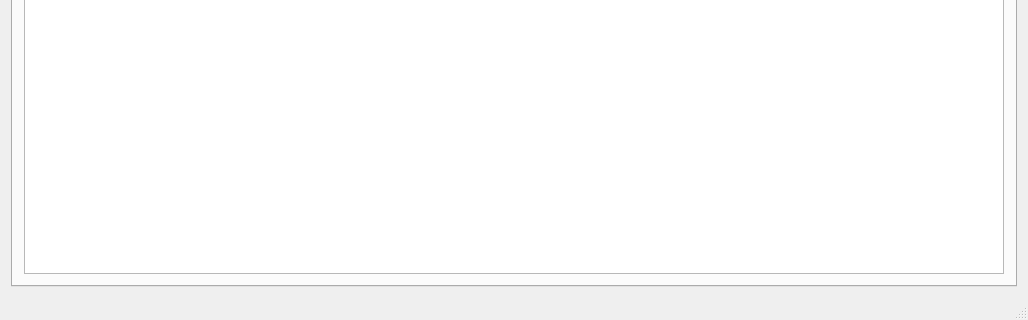
Qt form mainwindow.ui (SVRG/NMEAFile) before a commit; both pictures show x 0 to 1028 and y 207 to 527 of the 1028 by 527 pixel window.
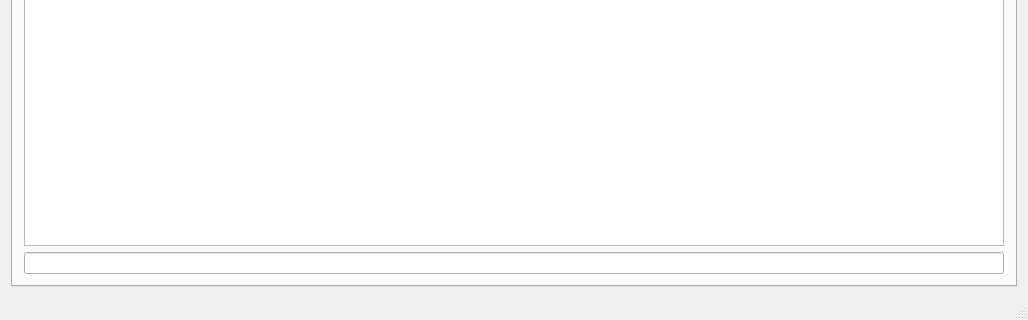
The same form after that commit. The open tabs and pages were chosen to show the change. Custom widgets are drawn as their Qt base class.

Commit message:
Command line
Добавлена командная строка во вкладке статистика и обработчик команд

The edit to the form file:
```diff
--- a/mainwindow.ui
+++ b/mainwindow.ui
@@ -20,7 +20,7 @@
      <height>469</height>
     </size>
    </property>
-   <layout class="QHBoxLayout" name="horizontalLayout">
+   <layout class="QVBoxLayout" name="verticalLayout">
     <item>
      <widget class="QTabWidget" name="tabWidget">
       <property name="currentIndex">
@@ -53,7 +53,7 @@
        <attribute name="title">
         <string>Stat</string>
        </attribute>
-       <layout class="QHBoxLayout" name="horizontalLayout_2">
+       <layout class="QVBoxLayout" name="verticalLayout_2">
         <item>
          <widget class="QTextBrowser" name="textBrowser">
           <property name="sizePolicy">
@@ -82,6 +82,13 @@
           </property>
          </widget>
         </item>
+        <item>
+         <widget class="QLineEdit" name="commandLine">
+          <property name="clearButtonEnabled">
+           <bool>false</bool>
+          </property>
+         </widget>
+        </item>
        </layout>
       </widget>
       <widget class="QWidget" name="tab_Conv">
```
The commit also changes 2 other files.
